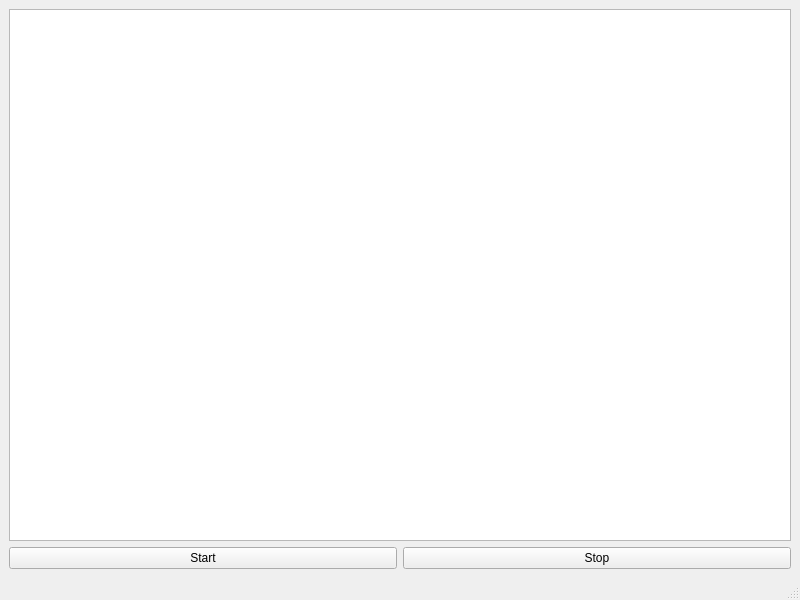
Qt form mainwindow.ui (artthirt/whisper_ui) before a commit.
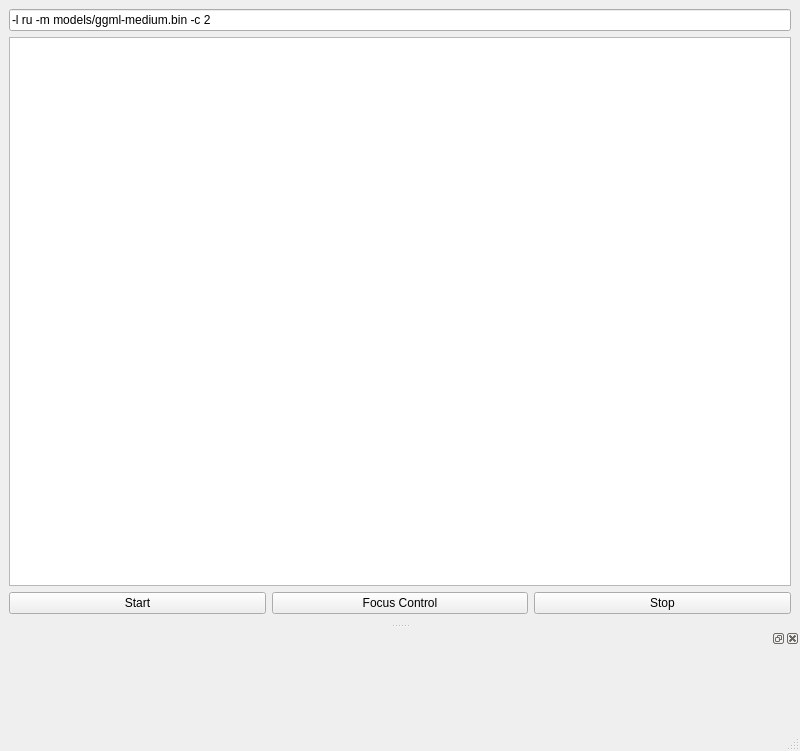
The same form after that commit. Custom widgets are drawn as their Qt base class.

Patch:
```diff
--- a/mainwindow.ui
+++ b/mainwindow.ui
@@ -7,7 +7,7 @@
     <x>0</x>
     <y>0</y>
     <width>800</width>
-    <height>600</height>
+    <height>751</height>
    </rect>
   </property>
   <property name="windowTitle">
@@ -15,6 +15,13 @@
   </property>
   <widget class="QWidget" name="centralwidget">
    <layout class="QVBoxLayout" name="verticalLayout">
+    <item>
+     <widget class="QLineEdit" name="leArgs">
+      <property name="text">
+       <string>-l ru -m models/ggml-medium.bin -c 2</string>
+      </property>
+     </widget>
+    </item>
     <item>
      <widget class="QPlainTextEdit" name="teLog"/>
     </item>
@@ -30,6 +37,13 @@
         </property>
        </widget>
       </item>
+      <item>
+       <widget class="QPushButton" name="pbFocus">
+        <property name="text">
+         <string>Focus Control</string>
+        </property>
+       </widget>
+      </item>
       <item>
        <widget class="QPushButton" name="pbStop">
         <property name="text">
@@ -52,7 +66,40 @@
    </property>
   </widget>
   <widget class="QStatusBar" name="statusbar"/>
+  <widget class="QDockWidget" name="dockWidget_3">
+   <property name="minimumSize">
+    <size>
+     <width>82</width>
+     <height>100</height>
+    </size>
+   </property>
+   <attribute name="dockWidgetArea">
+    <number>8</number>
+   </attribute>
+   <widget class="QWidget" name="dockWidgetContents_3">
+    <layout class="QVBoxLayout" name="verticalLayout_3">
+     <item>
+      <widget class="PaintSpectrum" name="widgetSound" native="true">
+       <property name="sizePolicy">
+        <sizepolicy hsizetype="Preferred" vsizetype="Expanding">
+         <horstretch>0</horstretch>
+         <verstretch>0</verstretch>
+        </sizepolicy>
+       </property>
+      </widget>
+     </item>
+    </layout>
+   </widget>
+  </widget>
  </widget>
+ <customwidgets>
+  <customwidget>
+   <class>PaintSpectrum</class>
+   <extends>QWidget</extends>
+   <header>PaintSpectrum.h</header>
+   <container>1</container>
+  </customwidget>
+ </customwidgets>
  <resources/>
  <connections/>
 </ui>
```
